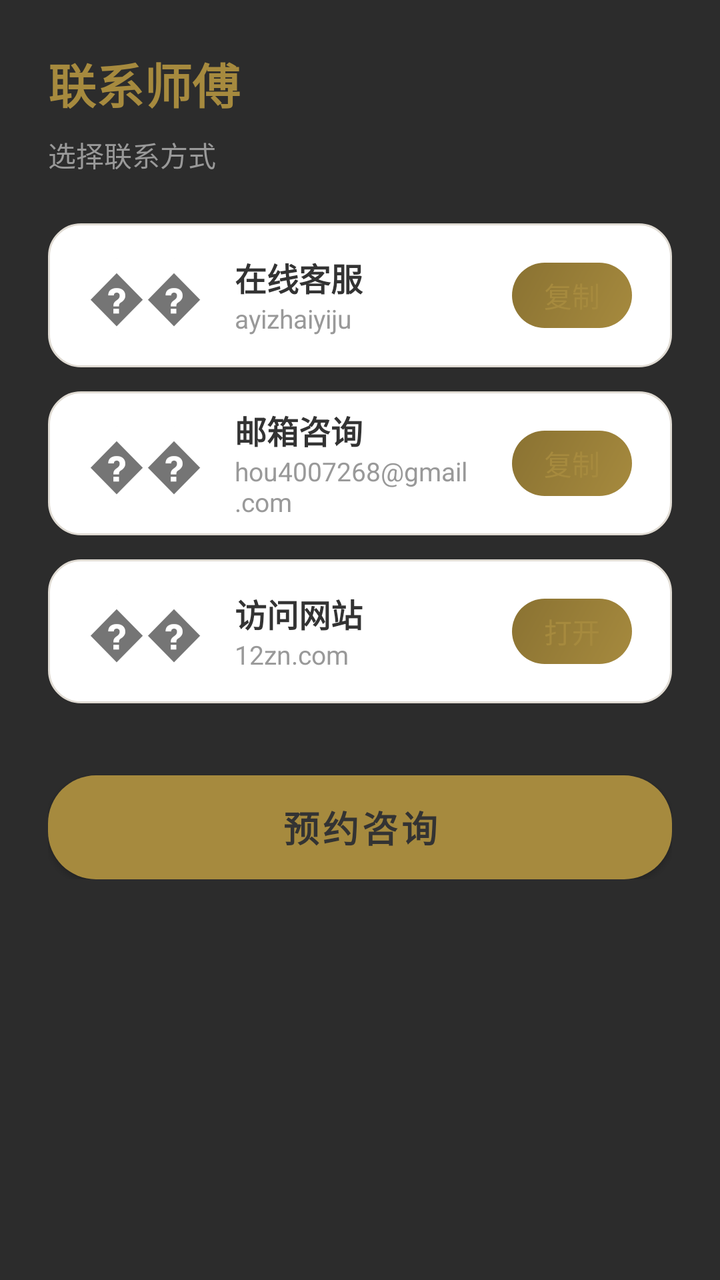
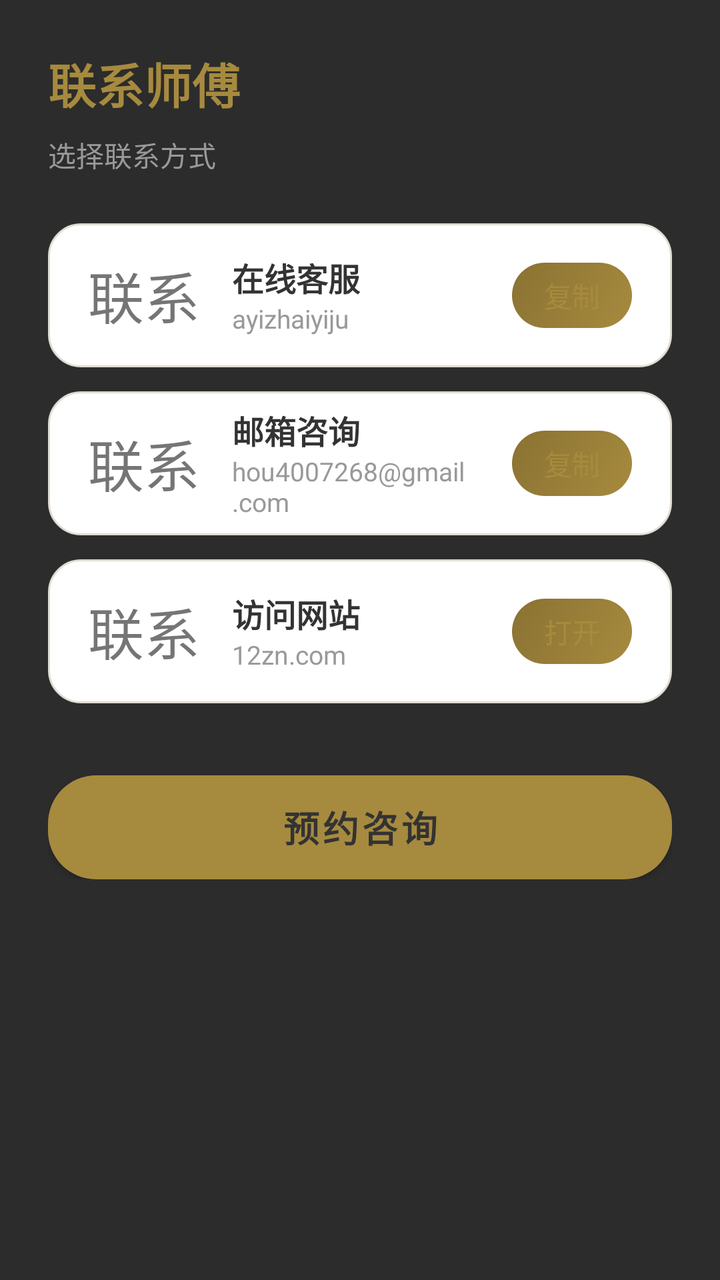

Compare the two renders of this Android layout. The source of the first and the diff that turns it into the second are given below.
<!-- AndroidManifest.xml: application theme Theme.YizhaiYiju -->
<!-- res/layout/fragment_contact.xml -->
<?xml version="1.0" encoding="utf-8"?>
<ScrollView xmlns:android="http://schemas.android.com/apk/res/android"
    android:background="@color/bg_dark"
    android:layout_width="match_parent"
    android:layout_height="match_parent">
    <LinearLayout
        android:orientation="vertical"
        android:padding="24dp"
        android:layout_width="match_parent"
        android:layout_height="wrap_content">
        <TextView
            android:textSize="24sp"
            android:textStyle="bold"
            android:textColor="@color/gold"
            android:layout_width="wrap_content"
            android:layout_height="wrap_content"
            android:layout_marginBottom="8dp"
            android:text="联系师傅"/>
        <TextView
            android:textSize="14sp"
            android:textColor="@color/text_gray"
            android:layout_width="wrap_content"
            android:layout_height="wrap_content"
            android:layout_marginBottom="24dp"
            android:text="选择联系方式"/>
        <LinearLayout
            android:gravity="center_vertical"
            android:id="@+id/btn_wechat"
            android:background="@drawable/bg_action_item"
            android:paddingLeft="20dp"
            android:paddingRight="20dp"
            android:focusable="true"
            android:clickable="true"
            android:layout_width="match_parent"
            android:layout_height="72dp"
            android:layout_marginBottom="12dp"
            android:paddingHorizontal="20dp">
            <TextView
                android:textSize="28sp"
                android:layout_width="wrap_content"
                android:layout_height="wrap_content"
                android:text="��"/>
            <LinearLayout
                android:orientation="vertical"
                android:layout_width="0dp"
                android:layout_height="wrap_content"
                android:layout_weight="1"
                android:layout_marginStart="16dp">
                <TextView
                    android:textSize="16sp"
                    android:textStyle="bold"
                    android:textColor="@color/text_primary"
                    android:layout_width="wrap_content"
                    android:layout_height="wrap_content"
                    android:text="在线客服"/>
                <TextView
                    android:textSize="13sp"
                    android:textColor="@color/text_gray"
                    android:layout_width="wrap_content"
                    android:layout_height="wrap_content"
                    android:text="ayizhaiyiju"/>
            </LinearLayout>
            <TextView
                android:textSize="14sp"
                android:textColor="@color/gold"
                android:background="@drawable/bg_gold_button"
                android:paddingLeft="16dp"
                android:paddingTop="6dp"
                android:paddingRight="16dp"
                android:paddingBottom="6dp"
                android:layout_width="wrap_content"
                android:layout_height="wrap_content"
                android:text="复制"
                android:paddingHorizontal="16dp"
                android:paddingVertical="6dp"/>
        </LinearLayout>
        <LinearLayout
            android:gravity="center_vertical"
            android:id="@+id/btn_email"
            android:background="@drawable/bg_action_item"
            android:paddingLeft="20dp"
            android:paddingRight="20dp"
            android:focusable="true"
            android:clickable="true"
            android:layout_width="match_parent"
            android:layout_height="72dp"
            android:layout_marginBottom="12dp"
            android:paddingHorizontal="20dp">
            <TextView
                android:textSize="28sp"
                android:layout_width="wrap_content"
                android:layout_height="wrap_content"
                android:text="��"/>
            <LinearLayout
                android:orientation="vertical"
                android:layout_width="0dp"
                android:layout_height="wrap_content"
                android:layout_weight="1"
                android:layout_marginStart="16dp">
                <TextView
                    android:textSize="16sp"
                    android:textStyle="bold"
                    android:textColor="@color/text_primary"
                    android:layout_width="wrap_content"
                    android:layout_height="wrap_content"
                    android:text="邮箱咨询"/>
                <TextView
                    android:textSize="13sp"
                    android:textColor="@color/text_gray"
                    android:layout_width="wrap_content"
                    android:layout_height="wrap_content"
                    android:text="hou4007268@gmail.com"/>
            </LinearLayout>
            <TextView
                android:textSize="14sp"
                android:textColor="@color/gold"
                android:background="@drawable/bg_gold_button"
                android:paddingLeft="16dp"
                android:paddingTop="6dp"
                android:paddingRight="16dp"
                android:paddingBottom="6dp"
                android:layout_width="wrap_content"
                android:layout_height="wrap_content"
                android:text="复制"
                android:paddingHorizontal="16dp"
                android:paddingVertical="6dp"/>
        </LinearLayout>
        <LinearLayout
            android:gravity="center_vertical"
            android:id="@+id/btn_website"
            android:background="@drawable/bg_action_item"
            android:paddingLeft="20dp"
            android:paddingRight="20dp"
            android:focusable="true"
            android:clickable="true"
            android:layout_width="match_parent"
            android:layout_height="72dp"
            android:layout_marginBottom="12dp"
            android:paddingHorizontal="20dp">
            <TextView
                android:textSize="28sp"
                android:layout_width="wrap_content"
                android:layout_height="wrap_content"
                android:text="��"/>
            <LinearLayout
                android:orientation="vertical"
                android:layout_width="0dp"
                android:layout_height="wrap_content"
                android:layout_weight="1"
                android:layout_marginStart="16dp">
                <TextView
                    android:textSize="16sp"
                    android:textStyle="bold"
                    android:textColor="@color/text_primary"
                    android:layout_width="wrap_content"
                    android:layout_height="wrap_content"
                    android:text="访问网站"/>
                <TextView
                    android:textSize="13sp"
                    android:textColor="@color/text_gray"
                    android:layout_width="wrap_content"
                    android:layout_height="wrap_content"
                    android:text="12zn.com"/>
            </LinearLayout>
            <TextView
                android:textSize="14sp"
                android:textColor="@color/gold"
                android:background="@drawable/bg_gold_button"
                android:paddingLeft="16dp"
                android:paddingTop="6dp"
                android:paddingRight="16dp"
                android:paddingBottom="6dp"
                android:layout_width="wrap_content"
                android:layout_height="wrap_content"
                android:text="打开"
                android:paddingHorizontal="16dp"
                android:paddingVertical="6dp"/>
        </LinearLayout>
        <Button
            android:textSize="18sp"
            android:textStyle="bold"
            android:textColor="@color/text_primary"
            android:id="@+id/btn_book_consult"
            android:background="@drawable/bg_red_button"
            android:layout_width="match_parent"
            android:layout_height="52dp"
            android:layout_marginTop="24dp"
            android:text="预约咨询"/>
    </LinearLayout>
</ScrollView>
<!-- resources referenced by this layout -->
<resources>
  <color name="bg_dark">#2c2c2c</color>
  <color name="gold">#a68a3e</color>
  <color name="text_gray">#999999</color>
  <color name="text_primary">#333333</color>
  <!-- drawable bg_action_item (drawable) -->
  <?xml version="1.0" encoding="utf-8"?>
  <shape xmlns:android="http://schemas.android.com/apk/res/android">
      <solid android:color="@color/bg_card"/>
      <corners android:radius="16dp"/>
      <stroke
          android:width="1dp"
          android:color="@color/border"/>
  </shape>
  <!-- drawable bg_gold_button (drawable) -->
  <?xml version="1.0" encoding="utf-8"?>
  <shape xmlns:android="http://schemas.android.com/apk/res/android">
      <gradient
          android:startColor="#a68a3e"
          android:endColor="#8a7232"
          android:angle="135"/>
      <corners android:radius="24dp"/>
  </shape>
  <!-- drawable bg_red_button (drawable) -->
  <?xml version="1.0" encoding="utf-8"?>
  <shape xmlns:android="http://schemas.android.com/apk/res/android">
      <gradient
          android:startColor="#b5452a"
          android:endColor="#963a23"
          android:angle="135"/>
      <corners android:radius="24dp"/>
  </shape>
  <style name="Theme.YizhaiYiju" parent="Theme.MaterialComponents.Light.NoActionBar">
          <item name="colorPrimary">@color/primary</item>
          <item name="colorPrimaryDark">@color/primary</item>
          <item name="colorAccent">@color/accent</item>
          <item name="android:windowBackground">@color/bg_page</item>
          <item name="android:statusBarColor">@color/bg_page</item>
      </style>
  <color name="bg_card">#ffffff</color>
  <color name="border">#e0dbd3</color>
  <color name="primary">#a68a3e</color>
  <color name="accent">#b5452a</color>
  <color name="bg_page">#f6f2eb</color>
</resources>

<!-- the commit's change to res/layout/fragment_contact.xml (unified diff, before → after) -->
@@ -39,7 +39,7 @@
                 android:textSize="28sp"
                 android:layout_width="wrap_content"
                 android:layout_height="wrap_content"
-                android:text="��"/>
+                android:text="联系"/>
             <LinearLayout
                 android:orientation="vertical"
                 android:layout_width="0dp"
@@ -90,7 +90,7 @@
                 android:textSize="28sp"
                 android:layout_width="wrap_content"
                 android:layout_height="wrap_content"
-                android:text="��"/>
+                android:text="联系"/>
             <LinearLayout
                 android:orientation="vertical"
                 android:layout_width="0dp"
@@ -141,7 +141,7 @@
                 android:textSize="28sp"
                 android:layout_width="wrap_content"
                 android:layout_height="wrap_content"
-                android:text="��"/>
+                android:text="联系"/>
             <LinearLayout
                 android:orientation="vertical"
                 android:layout_width="0dp"
